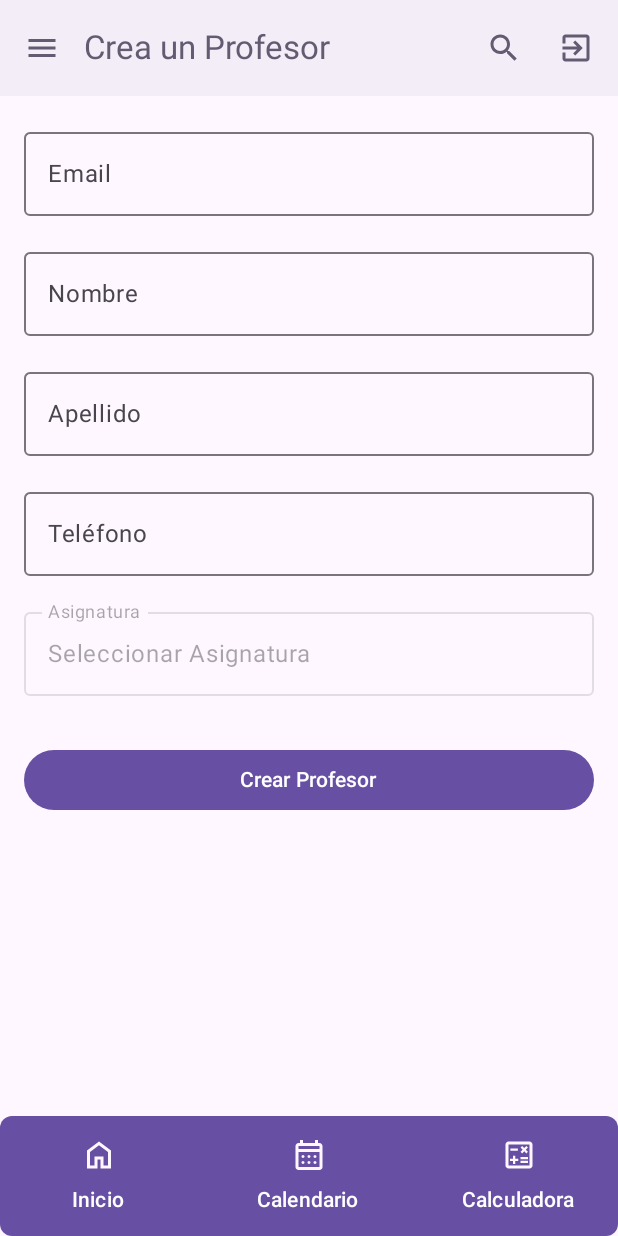
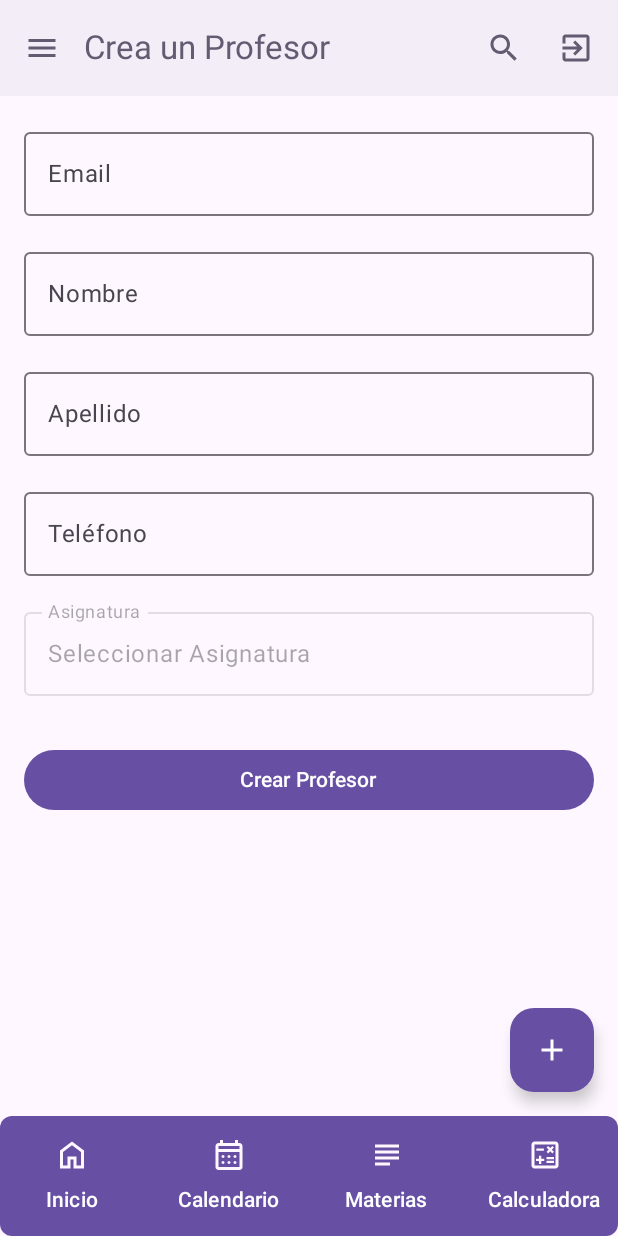
Before and after one commit to Jair-Delgado/Kuya-Yana-Mobile, an Android app built with Jetpack Compose: the TeacherScreen screen opened through its navigation route, on a phone screen of 412 x 824 dp. Run offline under Robolectric (Android 15) with nearby library versions, the phone set to English and light mode, and no system bars; our stand-ins replace Firebase (no records; nobody signed in at launch, a user with empty details on screens opened directly), livedata-compose.

Commit message:
Navigation fixes when items created && FAB addition

```diff
--- a/app/src/main/java/com/kuyayana/kuyayana/KuyaYanaMain.kt
+++ b/app/src/main/java/com/kuyayana/kuyayana/KuyaYanaMain.kt
@@ -24,6 +24,7 @@ import androidx.compose.material.icons.filled.Search
 import androidx.compose.material3.DrawerValue
 import androidx.compose.material3.ExperimentalMaterial3Api
 import androidx.compose.material3.FabPosition
+import androidx.compose.material3.FloatingActionButton
 import androidx.compose.material3.Icon
 import androidx.compose.material3.IconButton
 import androidx.compose.material3.MaterialTheme
@@ -215,9 +216,9 @@ fun KuyaYanaApp(
                 bottomBar = {
                     KuyaYanaNavigationBar(navController)
                 },
-               /* floatingActionButton = {
+                floatingActionButton = {
                     FloatingActionButton(
-                        onClick = { /* Toggle some state if needed */ },
+                        onClick = { navController.navigate(KuyaYanaScreen.Event.name) },
                         containerColor = MaterialTheme.colorScheme.primary
                     ) {
                         Icon(
@@ -225,7 +226,7 @@ fun KuyaYanaApp(
                             contentDescription = "Add"
                         )
                     }
-                },*/
+                },
                 floatingActionButtonPosition = FabPosition.End,
                 content = { paddingValues ->
                     NavHost(
@@ -250,11 +251,15 @@ fun KuyaYanaApp(
                         }
                         composable(route = KuyaYanaScreen.Event.name) {
                             EventsScreen(
+                                navController,
                                 eventViewModel = EventViewModel()
                             )
                         }
                         composable(route = KuyaYanaScreen.Teacher.name) {
-                            TeacherScreen(teacherViewModel = TeacherViewModel())
+                            TeacherScreen(
+                                navController,
+                                teacherViewModel = TeacherViewModel()
+                            )
                         }
                         composable(route = KuyaYanaScreen.TeacherList.name) {
                             TeacherListScreen(
--- a/app/src/main/java/com/kuyayana/kuyayana/ui/view/TeacherScreen.kt
+++ b/app/src/main/java/com/kuyayana/kuyayana/ui/view/TeacherScreen.kt
@@ -25,13 +25,17 @@ import androidx.compose.runtime.setValue
 import androidx.compose.ui.Modifier
 import androidx.compose.ui.unit.dp
 import androidx.lifecycle.viewmodel.compose.viewModel
+import androidx.navigation.NavHostController
+import androidx.navigation.compose.rememberNavController
 import com.kuyayana.kuyayana.data.models.Subject
 import com.kuyayana.kuyayana.data.models.Teacher
+import com.kuyayana.kuyayana.data.routes.KuyaYanaScreen
 import com.kuyayana.kuyayana.ui.viewmodel.TeacherViewModel
 
 
 @Composable
 fun TeacherScreen(
+    navController: NavHostController ,
     teacherViewModel: TeacherViewModel = viewModel()
 ) {
     var email by remember { mutableStateOf("") }
@@ -47,6 +51,8 @@ fun TeacherScreen(
     LaunchedEffect(teachers) {
         Log.d("TeacherScreen", "Teachers: $teachers")
     }
+
+    //Formulario para la creacion del profesor
     Column(
         modifier = Modifier.padding(16.dp)
     ) {
@@ -77,8 +83,8 @@ fun TeacherScreen(
             label = { Text("Teléfono") },
             modifier = Modifier.fillMaxWidth()
         )
+        //Dropdown de las asignaturas
         Spacer(Modifier.padding(vertical = 8.dp))
-
         var expanded by remember { mutableStateOf(false) }
         Box {
             OutlinedTextField(
@@ -102,13 +108,13 @@ fun TeacherScreen(
                         onClick = {
                             selectedSubject = subject
                             expanded = false
-
                         }
                     )
                 }
             }
         }
 
+        //Boton para la creacion del Profesor
         Spacer(Modifier.padding(vertical = 16.dp))
         Button(
             onClick = {
@@ -120,6 +126,9 @@ fun TeacherScreen(
                         phoneNumber = phoneNumber,
                         subject = selectedSubject
                     )
+
+                    try {
+
                         teacherViewModel.createTeacher(
                             newTeacher,
                             selectedSubject!!
@@ -128,6 +137,14 @@ fun TeacherScreen(
                         teacherName = ""
                         teacherLastName = ""
                         phoneNumber = ""
+                        selectedSubject = null
+
+                        navController.navigate(KuyaYanaScreen.TeacherList.name)
+                    }catch (e: Exception) {
+                        Log.e("TeacherScreen", "Error creating teacher: ", e)
+                    }
+                } else {
+                    Log.e("TeacherScreen", "Subject not selected!")
                 }
             },
             modifier = Modifier.fillMaxWidth()
@@ -135,11 +152,5 @@ fun TeacherScreen(
             Text("Crear Profesor")
         }
 
-        LazyColumn {
-            items(teachers){ teacher ->
-                Text(text = teacher.teacherName)
-                Spacer(modifier = Modifier.height(8.dp))
     }
 }
-    }
-}
--- a/app/src/main/java/com/kuyayana/kuyayana/ui/view/appBars/ButtonNavigationBar.kt
+++ b/app/src/main/java/com/kuyayana/kuyayana/ui/view/appBars/ButtonNavigationBar.kt
@@ -58,6 +58,20 @@ fun KuyaYanaNavigationBar(
             selected = false,
             onClick = {navController.navigate(KuyaYanaScreen.Calendar.name)}
         )
+        NavigationBarItem(
+            icon = { Icon(
+                painter = painterResource(id = R.drawable.subject),
+                contentDescription = stringResource(id = R.string.asignaturas),
+                tint = MaterialTheme.colorScheme.surface
+            )},
+            label = { Text(
+                stringResource(id = R.string.asignaturas),
+                color = Color.White,
+                style = MaterialTheme.typography.labelLarge
+            ) },
+            selected = false,
+            onClick = {navController.navigate(KuyaYanaScreen.Subject.name)}
+        )
 
         NavigationBarItem(
             icon = {Icon(
```
Also changed, not shown: app/src/main/java/com/kuyayana/kuyayana/ui/view/EventsScreen.kt (+12 -11 lines), app/src/main/java/com/kuyayana/kuyayana/ui/view/TeacherList.kt (+18 -4 lines), app/src/main/java/com/kuyayana/kuyayana/ui/view/appBars/TopAppBar.kt (+3 -9 lines). Lines whose indentation alone changed are shown as unchanged.
